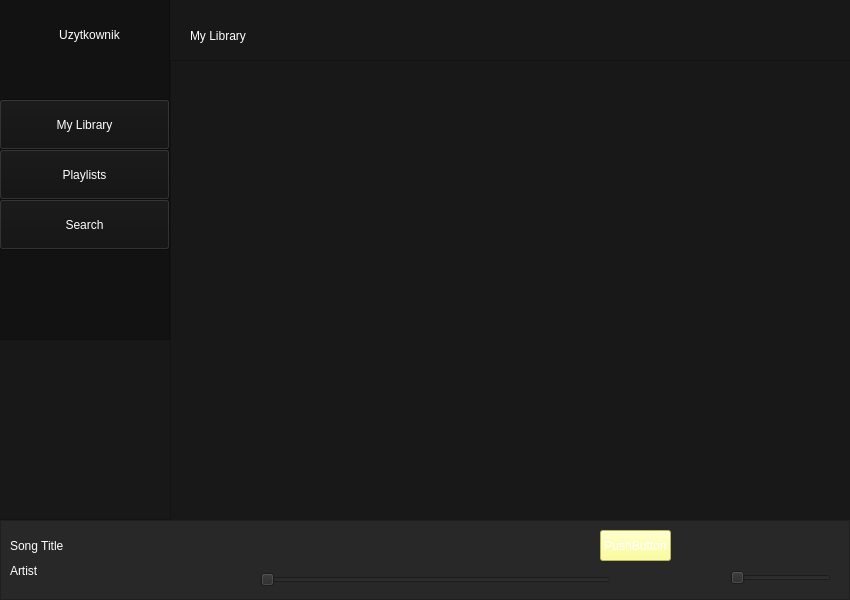
Above: BangerPlayer/mainwindow.ui from skowronsky98/music-player before the change. Below: the same form after it.
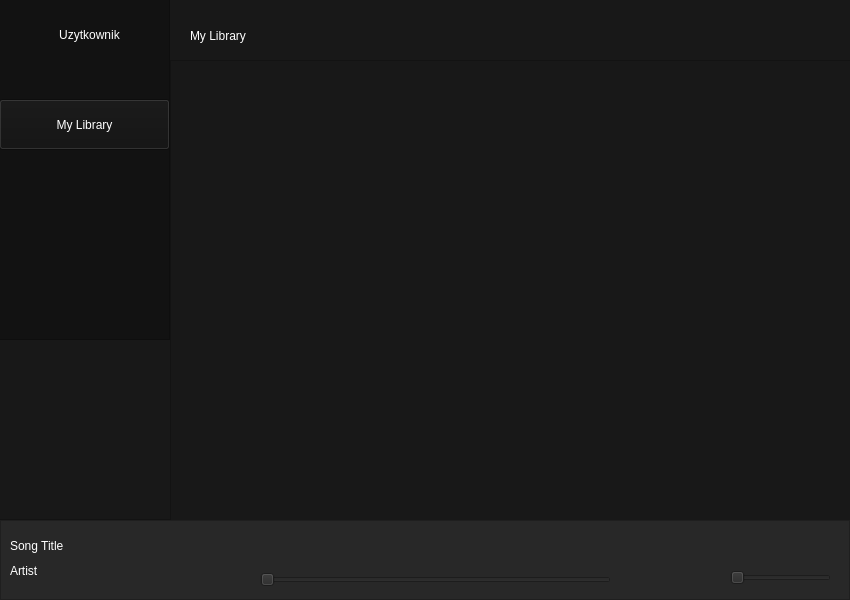
That is the form after the change. Icons and pictures are not drawn.

Patch:
```diff
--- a/BangerPlayer/mainwindow.ui
+++ b/BangerPlayer/mainwindow.ui
@@ -265,23 +265,6 @@
       <enum>Qt::Horizontal</enum>
      </property>
     </widget>
-    <widget class="QPushButton" name="pushButton">
-     <property name="geometry">
-      <rect>
-       <x>600</x>
-       <y>10</y>
-       <width>71</width>
-       <height>31</height>
-      </rect>
-     </property>
-     <property name="styleSheet">
-      <string notr="true">color:white;
-background-color: rgb(255, 255, 127);</string>
-     </property>
-     <property name="text">
-      <string>PushButton</string>
-     </property>
-    </widget>
     <widget class="QLabel" name="songTitle">
      <property name="geometry">
       <rect>
@@ -337,22 +320,6 @@
     <property name="frameShadow">
      <enum>QFrame::Raised</enum>
     </property>
-    <widget class="QPushButton" name="playlistsBtn">
-     <property name="geometry">
-      <rect>
-       <x>0</x>
-       <y>150</y>
-       <width>171</width>
-       <height>51</height>
-      </rect>
-     </property>
-     <property name="styleSheet">
-      <string notr="true">color:white;</string>
-     </property>
-     <property name="text">
-      <string>Playlists</string>
-     </property>
-    </widget>
     <widget class="QPushButton" name="libraryBtn">
      <property name="geometry">
       <rect>
@@ -369,22 +336,6 @@
       <string>My Library</string>
      </property>
     </widget>
-    <widget class="QPushButton" name="searchBtn">
-     <property name="geometry">
-      <rect>
-       <x>0</x>
-       <y>200</y>
-       <width>171</width>
-       <height>51</height>
-      </rect>
-     </property>
-     <property name="styleSheet">
-      <string notr="true">color:white;</string>
-     </property>
-     <property name="text">
-      <string>Search</string>
-     </property>
-    </widget>
     <widget class="QLabel" name="userlabel">
      <property name="geometry">
       <rect>
```
Left out of the diff: 182 changed lines with no effect on the pictures.
